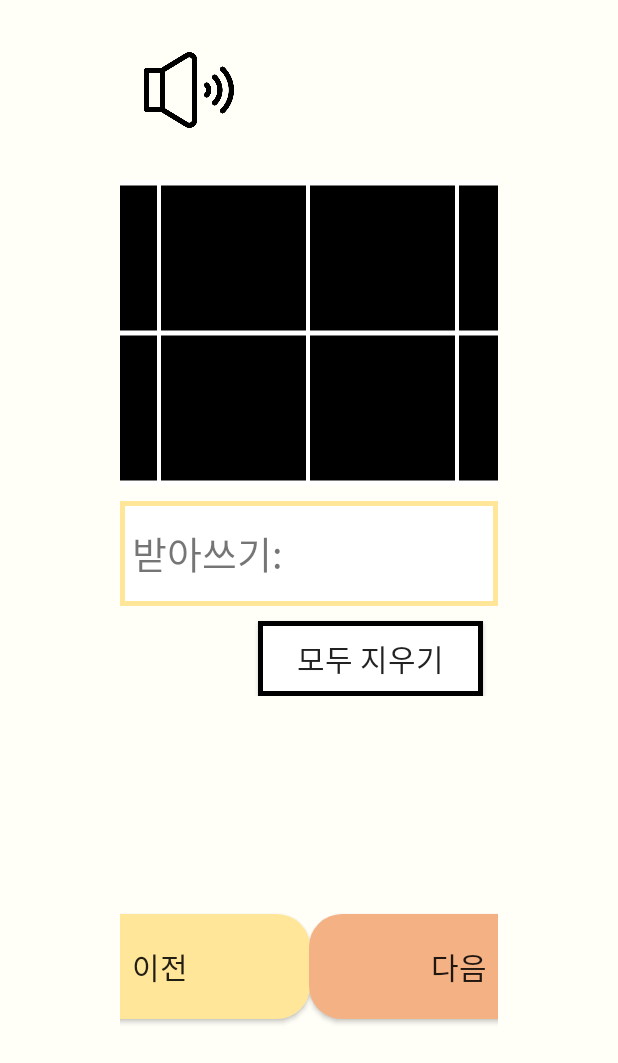
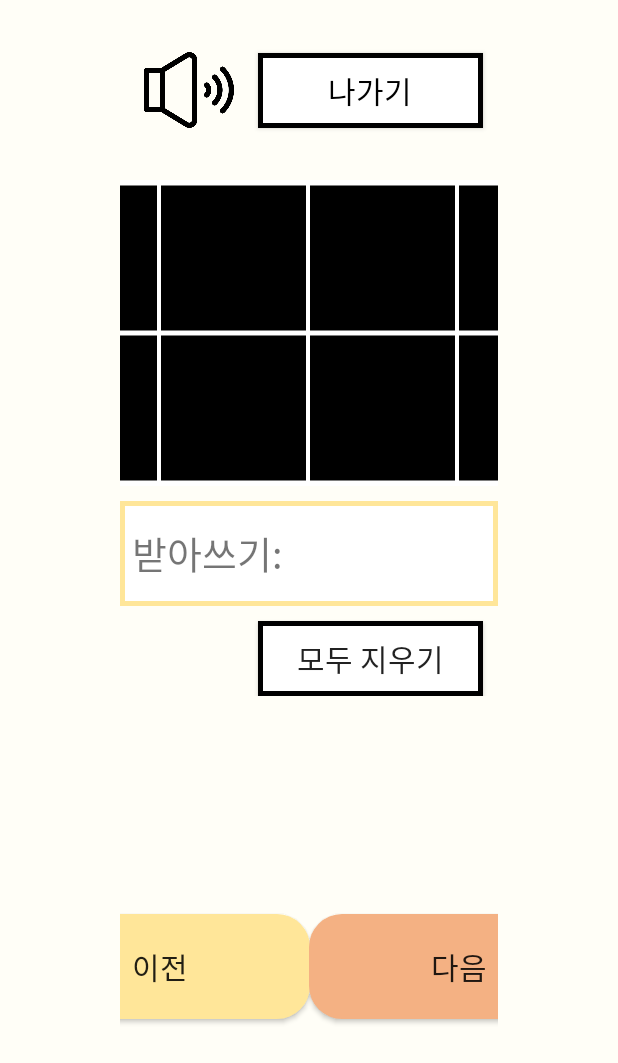
Before and after one commit to Yutori-Team/Yutori-Data-Android, an Android app: the ExamActivity screen opened directly, with no data from a screen before it, on a phone screen of 412 x 824 dp. Shown: the top 1063 px of the screen. Run offline under Robolectric (Android 15) with nearby library versions, the light colour scheme and no system bars; libraries missing offline, so code that uses them is left out: org.tensorflow.contrib; 2 statements that could not run were skipped.

Commit message:
연습, 시험 나가기 버튼

```diff
--- a/hangul-tensordroid/app/src/main/res/layout/activity_exam.xml
+++ b/hangul-tensordroid/app/src/main/res/layout/activity_exam.xml
@@ -22,6 +22,19 @@
             app:layout_constraintBottom_toBottomOf="parent"
             app:layout_constraintStart_toStartOf="parent"
             app:layout_constraintTop_toTopOf="parent" />
+
+        <Button
+            android:id="@+id/btn_exam_out"
+            android:layout_width="150dp"
+            android:layout_height="50dp"
+            android:layout_marginEnd="10dp"
+            android:text="나가기"
+            android:textSize="20dp"
+            android:textColor="#000000"
+            app:layout_constraintBottom_toBottomOf="parent"
+            app:layout_constraintEnd_toEndOf="parent"
+            app:layout_constraintTop_toTopOf="parent"
+            android:background="@drawable/btn_border_black"/>
     </android.support.constraint.ConstraintLayout>
 
     <LinearLayout
```
Also changed, not shown: hangul-tensordroid/app/src/main/java/yutori/tf/hangul/exam/ExamActivity.kt (+6 -1 lines), hangul-tensordroid/app/src/main/java/yutori/tf/hangul/practice/PracticeActivity.kt (+7 -2 lines), hangul-tensordroid/app/src/main/res/layout/activity_practice.xml (+13 -0 lines).
